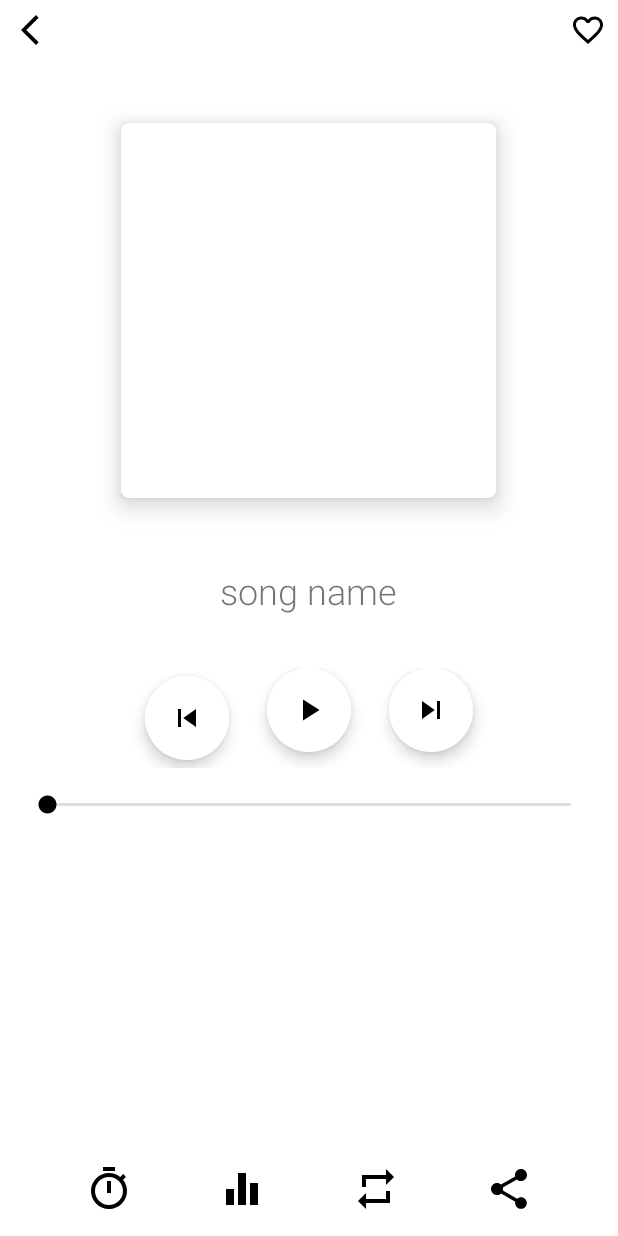
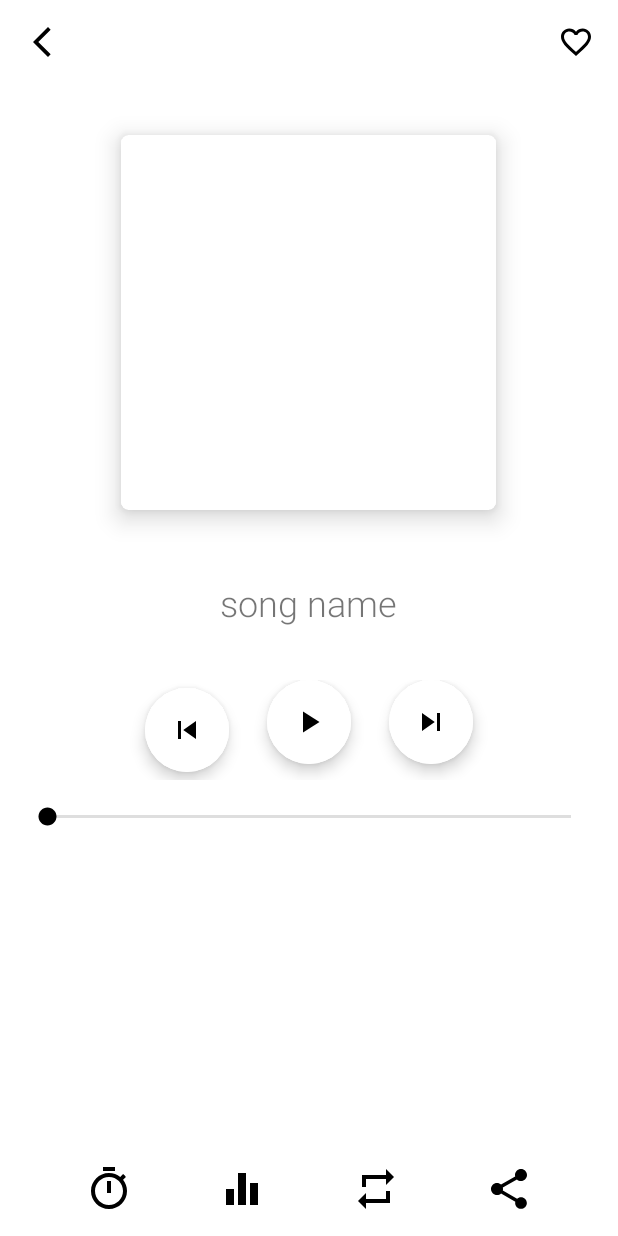
Before and after one commit to TheSalimi/MusicPlayer, an Android app: the PlayerActivity screen opened directly, with no data from a screen before it, on a phone screen of 412 x 824 dp. Run offline under Robolectric (Android 15) with nearby library versions, the phone set to English and light mode, and no system bars; 3 statements that could not run were skipped.

```diff
--- a/app/src/main/res/layout/activity_player.xml
+++ b/app/src/main/res/layout/activity_player.xml
@@ -19,14 +19,14 @@
             android:layout_height="wrap_content"
             app:layout_constraintStart_toStartOf="parent"
             app:layout_constraintTop_toTopOf="parent"
-            android:layout_margin="8dp"
+            android:layout_margin="16dp"
             android:background="@android:color/transparent"
             android:src="@drawable/ic_back" />
 
         <ImageButton
             android:layout_width="wrap_content"
             android:layout_height="wrap_content"
-            android:layout_margin="8dp"
+            android:layout_margin="16dp"
             app:layout_constraintEnd_toEndOf="parent"
             app:layout_constraintTop_toTopOf="parent"
             android:background="@android:color/transparent"
```
Also changed, not shown: app/src/main/java/com/example/musicplayer/Music.kt (+7 -0 lines), app/src/main/java/com/example/musicplayer/MusicService.kt (+8 -1 lines).
